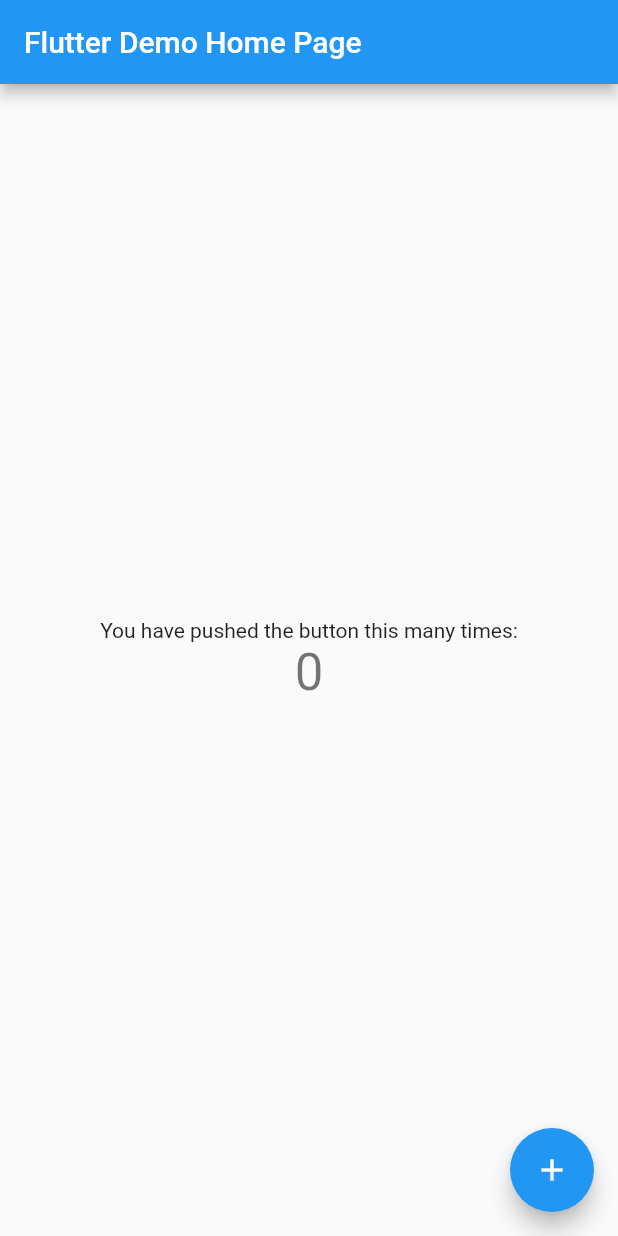
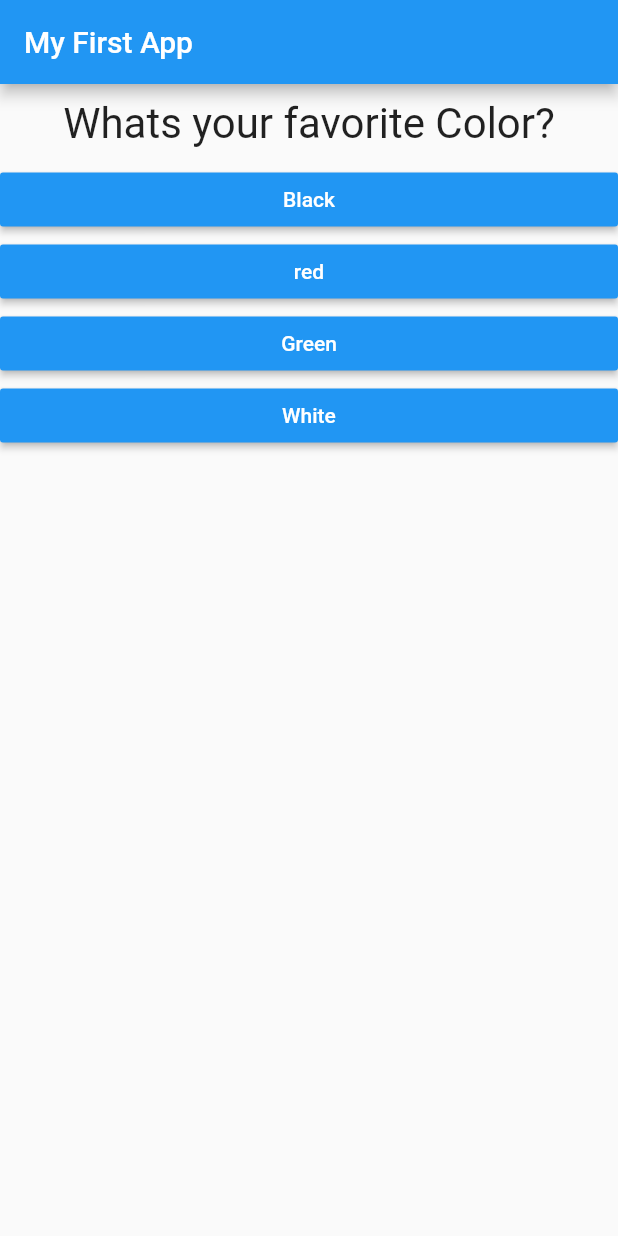
Before and after one commit to gmiskos1/flutter_demo, a Flutter app: the screen it shows after launch, on a phone screen of 412 x 824 dp. Run offline on Flutter 3.47's test engine with Material 2 defaults, Android fonts, the phone set to English and light mode, and no system bars.

Commit message:
flutter basics

```diff
--- /dev/null
+++ b/lib/answer.dart
@@ -0,0 +1,21 @@
+import 'package:flutter/material.dart';
+
+class Answer extends StatelessWidget {
+  final Function selectHandler;
+  final String answerText;
+
+  Answer(this.selectHandler, this.answerText);
+
+  @override
+  Widget build(BuildContext context) {
+    return Container(
+      width: double.infinity,
+      child: RaisedButton(
+        color: Colors.blue,
+        textColor: Colors.white,
+        child: Text(answerText),
+        onPressed: selectHandler,
+      ),
+    );
+  }
+}
--- a/lib/main.dart
+++ b/lib/main.dart
@@ -1,113 +1,90 @@
 import 'package:flutter/material.dart';
+
+import './quiz.dart';
+import './result.dart';
 
 void main() {
   runApp(MyApp());
 }
 
-class MyApp extends StatelessWidget {
-  // This widget is the root of your application.
+class MyApp extends StatefulWidget {
+  //can be rebuild
+
   @override
-  Widget build(BuildContext context) {
-    return MaterialApp(
-      title: 'Flutter Demo',
-      theme: ThemeData(
-        // This is the theme of your application.
-        //
-        // Try running your application with "flutter run". You'll see the
-        // application has a blue toolbar. Then, without quitting the app, try
-        // changing the primarySwatch below to Colors.green and then invoke
-        // "hot reload" (press "r" in the console where you ran "flutter run",
-        // or simply save your changes to "hot reload" in a Flutter IDE).
-        // Notice that the counter didn't reset back to zero; the application
-        // is not restarted.
-        primarySwatch: Colors.blue,
-      ),
-      home: MyHomePage(title: 'Flutter Demo Home Page'),
-    );
+  State<StatefulWidget> createState() {
+    // TODO: implement createState
+    return _MyAppState();
   }
 }
 
-class MyHomePage extends StatefulWidget {
-  MyHomePage({Key key, this.title}) : super(key: key);
+class _MyAppState extends State<MyApp> {
+  final _questions = const [
+    {
+      'questionText': 'What\s your favorite Color?',
+      'answers': [
+        {'text': 'Black', 'score': 10},
+        {'text': 'red', 'score': 8},
+        {'text': 'Green', 'score': 5},
+        {'text': 'White', 'score': 3}
+      ],
+    },
+    {
+      'questionText': 'What\s your favorite Animal?',
+      'answers': [
+        {'text': 'cat', 'score': 10},
+        {'text': 'dog', 'score': 8},
+        {'text': 'pig', 'score': 5},
+        {'text': 'cow', 'score': 3}
+      ],
+    },
+    {
+      'questionText': 'What\s your favorite Instructor?',
+      'answers': [
+        {'text': 'Max', 'score': 10},
+        {'text': 'Ron', 'score': 8},
+        {'text': 'Mark', 'score': 5},
+        {'text': 'Nick', 'score': 3}
+      ],
+    },
+  ];
+  // the state is persistent
+  var _questionIndex = 0;
+  var _totalScore = 0;
 
-  // This widget is the home page of your application. It is stateful, meaning
-  // that it has a State object (defined below) that contains fields that affect
-  // how it looks.
+  void _answerQuestion(int score) {
+    _totalScore = _totalScore + score;
+    setState(() {
+      //re render
+      _questionIndex = _questionIndex + 1;
+    });
+    print(_questionIndex);
+    if (_questionIndex < _questions.length) {
+      print('We have more questions!');
+    }
+  }
 
-  // This class is the configuration for the state. It holds the values (in this
-  // case the title) provided by the parent (in this case the App widget) and
-  // used by the build method of the State. Fields in a Widget subclass are
-  // always marked "final".
-
-  final String title;
-
-  @override
-  _MyHomePageState createState() => _MyHomePageState();
-}
-
-class _MyHomePageState extends State<MyHomePage> {
-  int _counter = 0;
-
-  void _incrementCounter() {
+  void _resetQuiz() {
     setState(() {
-      // This call to setState tells the Flutter framework that something has
-      // changed in this State, which causes it to rerun the build method below
-      // so that the display can reflect the updated values. If we changed
-      // _counter without calling setState(), then the build method would not be
-      // called again, and so nothing would appear to happen.
-      _counter++;
+      _questionIndex = 0;
+      _totalScore = 0;
     });
   }
 
   @override
   Widget build(BuildContext context) {
-    // This method is rerun every time setState is called, for instance as done
-    // by the _incrementCounter method above.
-    //
-    // The Flutter framework has been optimized to make rerunning build methods
-    // fast, so that you can just rebuild anything that needs updating rather
-    // than having to individually change instances of widgets.
-    return Scaffold(
-      appBar: AppBar(
-        // Here we take the value from the MyHomePage object that was created by
-        // the App.build method, and use it to set our appbar title.
-        title: Text(widget.title),
+    return MaterialApp(
+      home: Scaffold(
+        appBar: AppBar(
+          title: Text('My First App'),
+        ),
+        body: (_questionIndex < _questions.length)
+            ? Quiz(
+                answerQuestion: _answerQuestion,
+                questionIndex: _questionIndex,
+                questions: _questions,
+              )
+            : Result(_totalScore, _resetQuiz),
       ),
-      body: Center(
-        // Center is a layout widget. It takes a single child and positions it
-        // in the middle of the parent.
-        child: Column(
-          // Column is also a layout widget. It takes a list of children and
-          // arranges them vertically. By default, it sizes itself to fit its
-          // children horizontally, and tries to be as tall as its parent.
-          //
-          // Invoke "debug painting" (press "p" in the console, choose the
-          // "Toggle Debug Paint" action from the Flutter Inspector in Android
-          // Studio, or the "Toggle Debug Paint" command in Visual Studio Code)
-          // to see the wireframe for each widget.
-          //
-          // Column has various properties to control how it sizes itself and
-          // how it positions its children. Here we use mainAxisAlignment to
-          // center the children vertically; the main axis here is the vertical
-          // axis because Columns are vertical (the cross axis would be
-          // horizontal).
-          mainAxisAlignment: MainAxisAlignment.center,
-          children: <Widget>[
-            Text(
-              'You have pushed the button this many times:',
-            ),
-            Text(
-              '$_counter',
-              style: Theme.of(context).textTheme.headline4,
-            ),
-          ],
-        ),
-      ),
-      floatingActionButton: FloatingActionButton(
-        onPressed: _incrementCounter,
-        tooltip: 'Increment',
-        child: Icon(Icons.add),
-      ), // This trailing comma makes auto-formatting nicer for build methods.
     );
   }
 }
--- /dev/null
+++ b/lib/question.dart
@@ -0,0 +1,20 @@
+import 'package:flutter/material.dart';
+
+class Question extends StatelessWidget {
+  final String questionText;
+
+  Question(this.questionText);
+
+  @override
+  Widget build(BuildContext context) {
+    return Container(
+      width: double.infinity,
+      margin: EdgeInsets.all(10),
+      child: Text(
+        questionText,
+        style: TextStyle(fontSize: 28),
+        textAlign: TextAlign.center,
+      ),
+    );
+  }
+}
--- /dev/null
+++ b/lib/quiz.dart
@@ -0,0 +1,30 @@
+import 'package:flutter/material.dart';
+
+import './question.dart';
+import './answer.dart';
+
+class Quiz extends StatelessWidget {
+  final List<Map<String, Object>> questions;
+  final int questionIndex;
+  final Function answerQuestion;
+
+  Quiz(
+      {@required this.questions,
+      @required this.answerQuestion,
+      @required this.questionIndex});
+
+  @override
+  Widget build(BuildContext context) {
+    return Column(
+      children: [
+        Question(
+          questions[questionIndex]['questionText'],
+        ),
+        ...(questions[questionIndex]['answers'] as List<Map<String, Object>>)
+            .map((answer) {
+          return Answer(() => answerQuestion(answer['score']), answer['text']);
+        }).toList()
+      ],
+    );
+  }
+}
--- /dev/null
+++ b/lib/result.dart
@@ -0,0 +1,42 @@
+import 'package:flutter/material.dart';
+
+class Result extends StatelessWidget {
+  final Function resetQuiz;
+  final int resultScore;
+
+  Result(this.resultScore, this.resetQuiz);
+
+  String get resultPhrase {
+    String resultText;
+    if (resultScore <= 8) {
+      resultText = 'You are awesome and innocent!';
+    } else if (resultScore <= 15) {
+      resultText = 'Pretty likeable!!';
+    } else if (resultScore <= 20) {
+      resultText = 'You are strange!';
+    } else {
+      resultText = 'You are so bad!';
+    }
+    return resultText;
+  }
+
+  @override
+  Widget build(BuildContext context) {
+    return Center(
+      child: Column(
+        children: [
+          Text(
+            resultPhrase,
+            style: TextStyle(fontSize: 46, fontWeight: FontWeight.bold),
+            textAlign: TextAlign.center,
+          ),
+          FlatButton(
+            onPressed: resetQuiz,
+            textColor: Colors.blue,
+            child: Text('Restart Quiz!'),
+          )
+        ],
+      ),
+    );
+  }
+}
```
